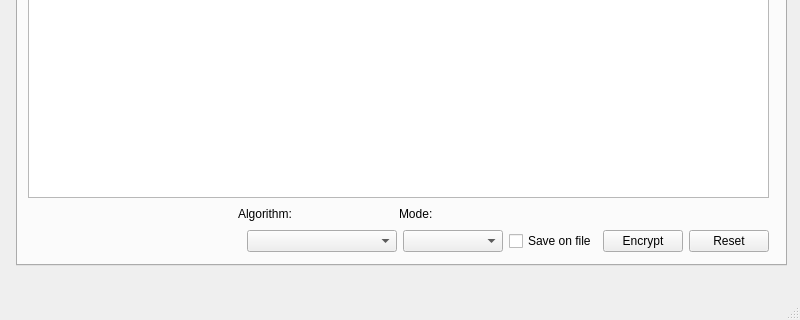
Before: the Qt Designer form mainwindow.ui in redazzalpha/xkrypt, drawn with Qt 5; both pictures show x 0 to 800 and y 280 to 600 of the 800 by 600 pixel window.
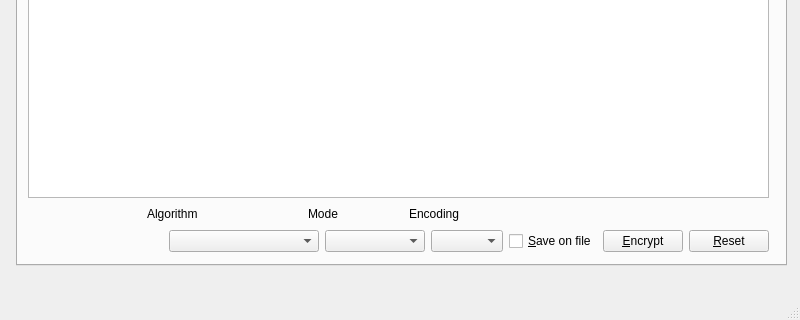
After: the same form once the commit is applied. The open tabs and pages were chosen to show the change. Icons and pictures are not drawn.

Commit message: modify connection from combos

The edit to the form file:
```diff
--- a/mainwindow.ui
+++ b/mainwindow.ui
@@ -885,7 +885,7 @@
              </property>
              <property name="sizeHint" stdset="0">
               <size>
-               <width>85</width>
+               <width>60</width>
                <height>20</height>
               </size>
              </property>
@@ -906,7 +906,7 @@
               </size>
              </property>
              <property name="text">
-              <string>Algorithm:</string>
+              <string>Algorithm</string>
              </property>
             </widget>
            </item>
@@ -919,7 +919,20 @@
               </size>
              </property>
              <property name="text">
-              <string>Mode:</string>
+              <string>Mode</string>
+             </property>
+            </widget>
+           </item>
+           <item>
+            <widget class="QLabel" name="label_10">
+             <property name="minimumSize">
+              <size>
+               <width>85</width>
+               <height>0</height>
+              </size>
+             </property>
+             <property name="text">
+              <string>Encoding</string>
              </property>
             </widget>
            </item>
@@ -985,10 +998,16 @@
              </property>
             </widget>
            </item>
+           <item>
+            <widget class="QComboBox" name="m_encTabTextEncoding"/>
+           </item>
            <item>
             <widget class="QCheckBox" name="m_encTabTextSaveOnF">
              <property name="text">
-              <string>Save on file</string>
+              <string>&amp;Save on file</string>
+             </property>
+             <property name="shortcut">
+              <string>Ctrl+S</string>
              </property>
             </widget>
            </item>
@@ -1001,7 +1020,10 @@
               </size>
              </property>
              <property name="text">
-              <string>Encrypt</string>
+              <string>&amp;Encrypt</string>
+             </property>
+             <property name="shortcut">
+              <string>Ctrl+E</string>
              </property>
             </widget>
            </item>
@@ -1014,7 +1036,10 @@
               </size>
              </property>
              <property name="text">
-              <string>Reset</string>
+              <string>&amp;Reset</string>
+             </property>
+             <property name="shortcut">
+              <string>Ctrl+R</string>
              </property>
             </widget>
            </item>
```
Left out of the diff: 85 changed lines with no effect on the pictures. The commit also changes 18 other files.
